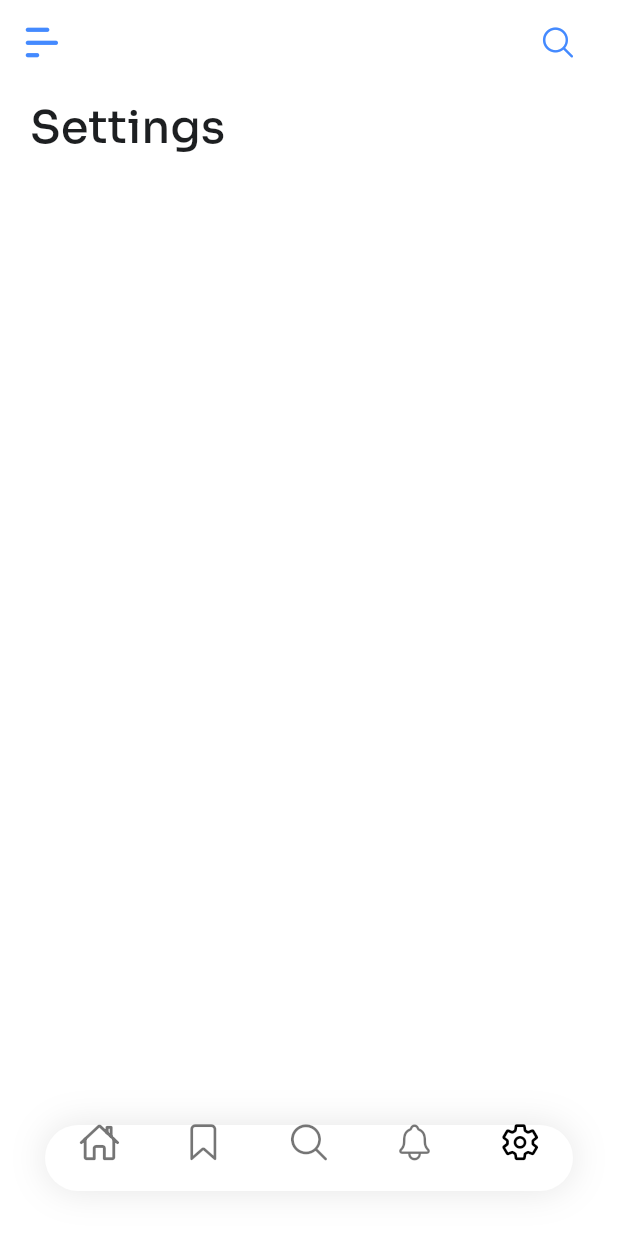
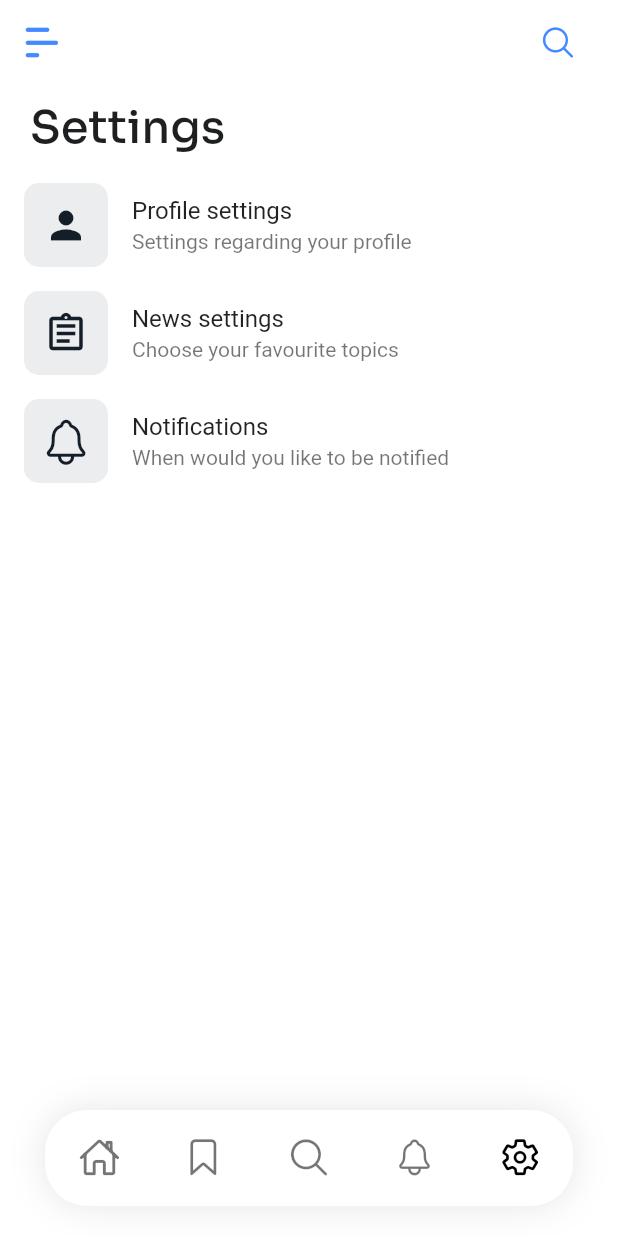
Before and after one commit to tult1803/BlogDefi, a Flutter app: the screen it shows after launch, item 5 of the bottom bar chosen, on a phone screen of 412 x 824 dp. Run offline on Flutter 3.47's test engine with Material 2 defaults, Android fonts, the phone set to English and light mode, and no system bars; drawn by our look-alikes of google_nav_bar; our stand-ins replace animated_splash_screen, auto_size_text, carousel_slider, flutter_easyloading, google_fonts; network calls fail.

Commit message:
Add Icon

```diff
--- a/blogdefi/lib/home_page.dart
+++ b/blogdefi/lib/home_page.dart
@@ -40,7 +40,7 @@ class _HomePageState extends State<HomeMainPage> {
               left: 0,
               right: 0,
               child: Container(
-            margin: const EdgeInsets.only(left: 30, right: 30, bottom: 30),
+            margin: const EdgeInsets.only(left: 30, right: 30, bottom: 20),
             decoration: BoxDecoration(
               color: Colors.white,
               borderRadius: BorderRadius.circular(28),
@@ -51,7 +51,6 @@ class _HomePageState extends State<HomeMainPage> {
                 )
               ],
             ),
-            child: SafeArea(
             child: GNav(
                 mainAxisAlignment: MainAxisAlignment.spaceAround,
                 tabBorderRadius: 45,
@@ -65,7 +64,7 @@ class _HomePageState extends State<HomeMainPage> {
                 activeColor: colorSelectedIconBottomNavigationBar,
                 iconSize: 24,
                 padding: const EdgeInsets.only(
-                        left: 5, right: 5, bottom: 20),
+                    left: 5, right: 5, bottom: 20, top: 20),
                 tabMargin: const EdgeInsets.only(left: 0, right: 0),
                 selectedIndex: _selectedIndex,
                 onTabChange: (value) async {
@@ -94,7 +93,7 @@ class _HomePageState extends State<HomeMainPage> {
               GButton(
                 icon: IconBlogDefi.setting,
               )
-                ])),
+            ]),
           )),
         ],
       ),
--- a/blogdefi/lib/icon_defi_blog/icon_blog_defi_icons.dart
+++ b/blogdefi/lib/icon_defi_blog/icon_blog_defi_icons.dart
@@ -34,4 +34,11 @@ class IconBlogDefi {
   static const IconData mark = IconData(0xe806, fontFamily: _kFontFam, fontPackage: _kFontPkg);
   static const IconData search = IconData(0xe807, fontFamily: _kFontFam, fontPackage: _kFontPkg);
   static const IconData setting = IconData(0xe808, fontFamily: _kFontFam, fontPackage: _kFontPkg);
+  static const IconData defiproject = IconData(0xe809, fontFamily: _kFontFam, fontPackage: _kFontPkg);
+  static const IconData defi101 = IconData(0xe80a, fontFamily: _kFontFam, fontPackage: _kFontPkg);
+  static const IconData definew = IconData(0xe80b, fontFamily: _kFontFam, fontPackage: _kFontPkg);
+  static const IconData blockchain = IconData(0xe80c, fontFamily: _kFontFam, fontPackage: _kFontPkg);
+  static const IconData nfts = IconData(0xe80d, fontFamily: _kFontFam, fontPackage: _kFontPkg);
+  static const IconData review = IconData(0xe80e, fontFamily: _kFontFam, fontPackage: _kFontPkg);
+  static const IconData homehome = IconData(0xe80f, fontFamily: _kFontFam, fontPackage: _kFontPkg);
 }
--- a/blogdefi/lib/view/settings/setting_page.dart
+++ b/blogdefi/lib/view/settings/setting_page.dart
@@ -1,5 +1,6 @@
 import 'package:blogdefi/helpers/components.dart';
 import 'package:blogdefi/helpers/container.dart';
+import 'package:blogdefi/icon_defi_blog/icon_blog_defi_icons.dart';
 import 'package:blogdefi/utils/color.dart';
 import 'package:flutter/material.dart';
 
@@ -29,11 +30,29 @@ class _SettingPageState extends State<SettingPage> {
             padding: const EdgeInsets.only(top: 10.0, bottom: 10),
             child: containerTitle("Settings", fontSize: 30, isShowIcon: false),
           ),
+          _listTile(title: "Profile settings", subTitle: "Settings regarding your profile", icon: Icons.person),
+          _listTile(title: "News settings", subTitle: "Choose your favourite topics", icon: Icons.assignment_outlined),
+          _listTile(title: "Notifications", subTitle: "When would you like to be notified", icon: IconBlogDefi.notification),
         ],
       ),
       drawer: drawerAppBar(context),
     );
   }
 
-
+  Widget _listTile({title, subTitle, icon}) {
+    return ListTile(
+      onTap: () {},
+      leading: Container(
+        width: 56,
+        height: 56,
+        decoration: BoxDecoration(
+          borderRadius: BorderRadius.circular(10),
+          color: const Color.fromRGBO(20, 30, 40, 0.08),
+        ),
+        child: Icon(icon, size: 30, color: colorHexa("141e28"),),
+      ),
+      title: Text("$title"),
+      subtitle: Text("$subTitle"),
+    );
+  }
 }
```
Also changed, not shown: blogdefi/lib/view/home/home_page.dart (+13 -8 lines), blogdefi/assets/IconBlogDefi.ttf, 36 other files. Lines whose indentation alone changed are shown as unchanged.
